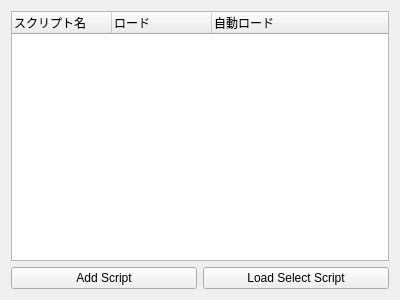
Qt form DirectX11Test/Src/ScriptManagerWindow.ui (LobeliaSnow/PyQt5-Tool-Create) before a commit.
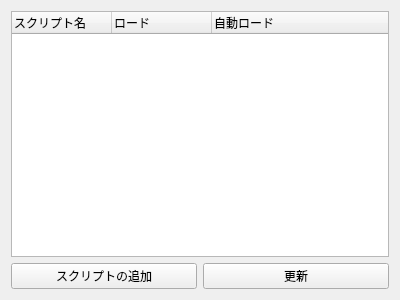
The same form after that commit.

The edit to the form file:
```diff
--- a/DirectX11Test/Src/ScriptManagerWindow.ui
+++ b/DirectX11Test/Src/ScriptManagerWindow.ui
@@ -17,14 +17,14 @@
    <item row="2" column="0">
     <widget class="QPushButton" name="pushButton">
      <property name="text">
-      <string>Add Script</string>
+      <string>スクリプトの追加</string>
      </property>
     </widget>
    </item>
    <item row="2" column="1">
     <widget class="QPushButton" name="pushButton_2">
      <property name="text">
-      <string>Load Select Script</string>
+      <string>更新</string>
      </property>
     </widget>
    </item>
```
